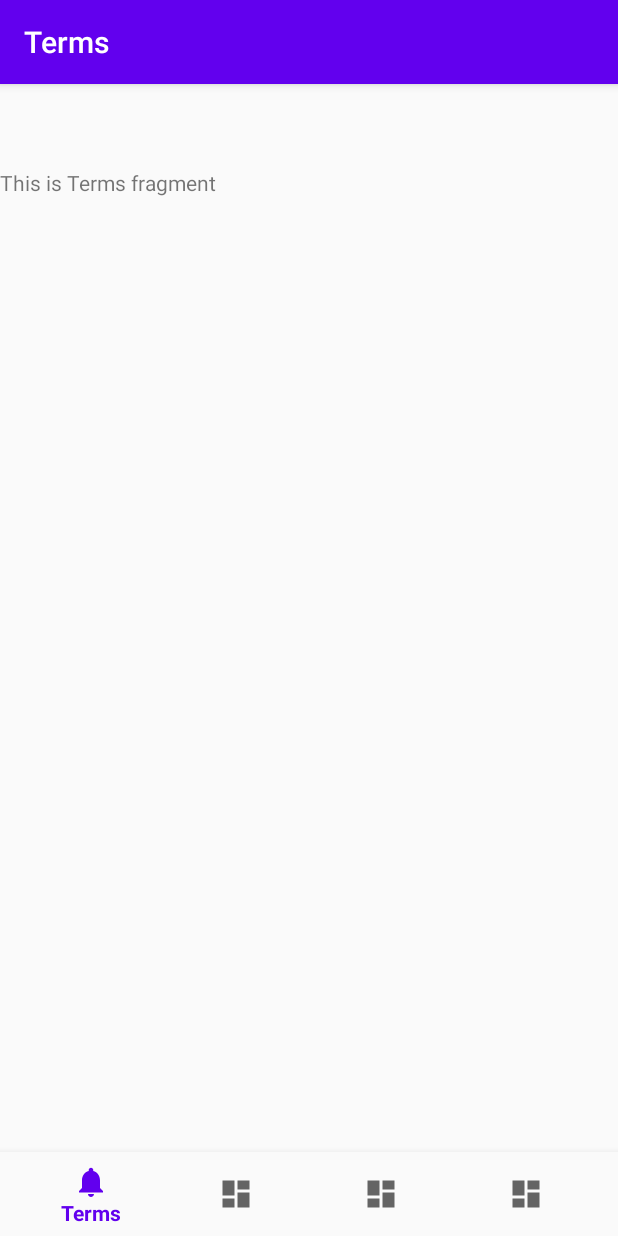
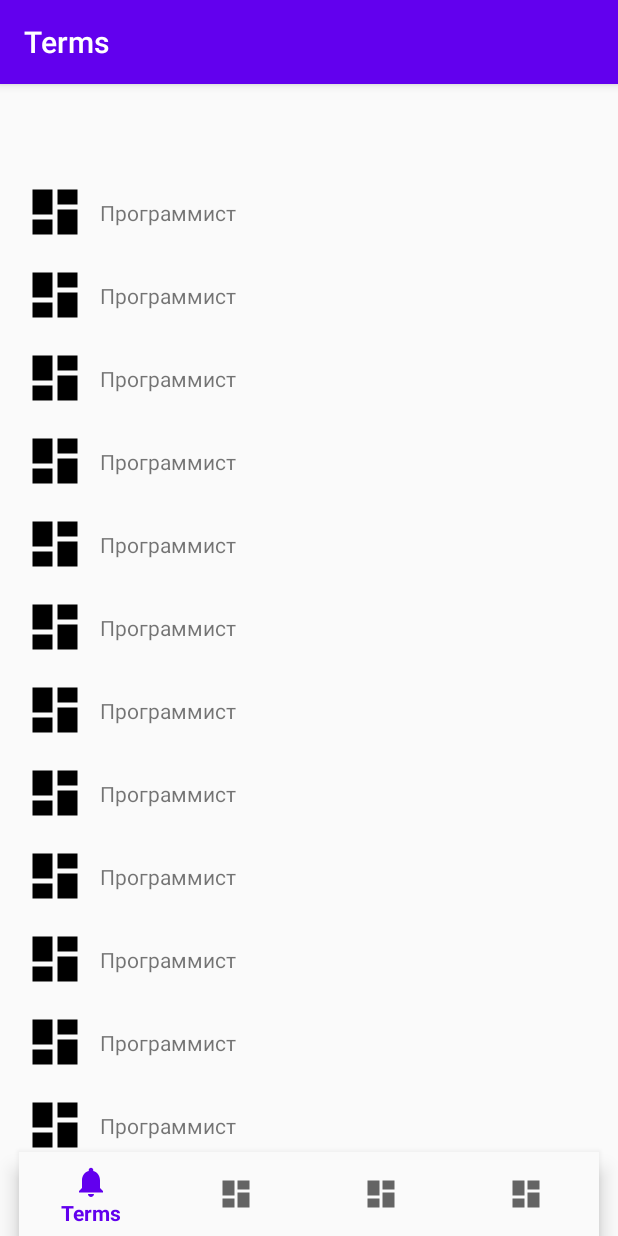
Before and after one commit to Nadezhda24/IT_English, an Android app: the screen it shows after launch (MainActivity), on a phone screen of 412 x 824 dp. Run offline under Robolectric (Android 15) with nearby library versions, the phone set to English and light mode, and no system bars; our stand-ins replace navigation-ui.

Commit message:
Создан шаблон фрагмента Term

```diff
--- a/app/build.gradle
+++ b/app/build.gradle
@@ -39,6 +39,7 @@ dependencies {
     implementation 'android.arch.navigation:navigation-fragment:1.0.0'
     implementation 'android.arch.navigation:navigation-ui:1.0.0'
     implementation 'com.android.support:design:28.0.0'
+    implementation 'com.android.support:support-v4:28.0.0'
     testImplementation 'junit:junit:4.+'
     androidTestImplementation 'com.android.support.test:runner:1.0.2'
     androidTestImplementation 'com.android.support.test.espresso:espresso-core:3.0.2'
--- /dev/null
+++ b/app/src/main/java/com/example/it_english/ui/terms/TermAdapter.java
@@ -0,0 +1,76 @@
+package com.example.it_english.ui.terms;
+
+import android.annotation.SuppressLint;
+import android.content.Context;
+import android.support.v7.widget.RecyclerView;
+import android.view.LayoutInflater;
+import android.view.View;
+import android.view.ViewGroup;
+import android.widget.FrameLayout;
+import android.widget.ImageView;
+import android.widget.TextView;
+
+import com.example.it_english.R;
+
+import java.util.List;
+
+public class TermAdapter  extends RecyclerView.Adapter<TermAdapter.ViewHolder>{
+
+
+
+    public interface OnTermClickListener{
+        void onTaskClick(Term term, int position);
+    }
+
+    private final OnTermClickListener onClickListener;
+
+
+    private final LayoutInflater inflater;
+    private final List<Term> terms;
+
+    TermAdapter(Context context, List<Term> terms, OnTermClickListener onClickListener) {
+        this.onClickListener = onClickListener;
+        this.terms = terms;
+        this.inflater = LayoutInflater.from(context);
+    }
+
+    @Override
+    public TermAdapter.ViewHolder onCreateViewHolder(ViewGroup parent, int viewType) {
+
+        View view = inflater.inflate(R.layout.template, parent, false);
+        return new ViewHolder(view);
+    }
+
+    @Override
+    public void onBindViewHolder(TermAdapter.ViewHolder holder, @SuppressLint("RecyclerView") int position) {
+        Term term = terms.get(position);
+
+        holder.Name.setText(term.getName());
+        holder.Icon.setImageResource(term.getIcon());
+
+        holder.itemView.setOnClickListener(new View.OnClickListener() {
+            @Override
+            public void onClick(View v) {
+                onClickListener.onTaskClick(term, position);
+            }
+        });
+    }
+
+    @Override
+    public int getItemCount() {
+        return terms.size();
+    }
+
+    public static class ViewHolder extends RecyclerView.ViewHolder {
+
+        final TextView Name;
+        final ImageView Icon;
+
+        ViewHolder(View view){
+            super(view);
+            Name = view.findViewById(R.id.Name);
+            Icon = view.findViewById(R.id.Icon);
+        }
+    }
+
+}
--- a/app/src/main/java/com/example/it_english/ui/terms/TermsFragment.java
+++ b/app/src/main/java/com/example/it_english/ui/terms/TermsFragment.java
@@ -2,24 +2,56 @@ package com.example.it_english.ui.terms;
 
 import android.arch.lifecycle.Observer;
 import android.arch.lifecycle.ViewModelProvider;
+import android.content.Intent;
 import android.os.Bundle;
 import android.support.annotation.NonNull;
 import android.support.annotation.Nullable;
 import android.support.v4.app.Fragment;
+import android.support.v7.widget.LinearLayoutManager;
+import android.support.v7.widget.RecyclerView;
 import android.view.LayoutInflater;
 import android.view.View;
 import android.view.ViewGroup;
 import android.widget.TextView;
+import android.widget.Toast;
 
+import com.example.it_english.R;
 import com.example.it_english.databinding.FragmentTermsBinding;
 
+import java.util.ArrayList;
+
 public class TermsFragment extends Fragment {
-    private TermsViewModel termsViewModel;
+
     private FragmentTermsBinding binding;
+    ArrayList<Term> Terms = new ArrayList<Term>();
 
     public View onCreateView(@NonNull LayoutInflater inflater,
                              ViewGroup container, Bundle savedInstanceState) {
-        termsViewModel =
+        View view = inflater.inflate(R.layout.fragment_terms, container, false);
+
+        setInitialData();
+
+        RecyclerView recyclerView = (RecyclerView) view.findViewById(R.id.List);
+        recyclerView.setLayoutManager(new LinearLayoutManager(getActivity()));
+
+
+        TermAdapter.OnTermClickListener taskClickListener = new TermAdapter.OnTermClickListener() {
+            @Override
+            public void onTaskClick(Term term, int position) {
+
+                Toast.makeText(getActivity(), "Был выбран пункт " + term.getName(),
+                        Toast.LENGTH_SHORT).show();
+            }
+        };
+
+        TermAdapter TermAdapter = new TermAdapter(getActivity(), Terms, taskClickListener);
+
+        recyclerView.setAdapter(TermAdapter);
+
+        return view;
+
+
+        /*termsViewModel =
                 new ViewModelProvider(this, new ViewModelProvider.NewInstanceFactory()).get(TermsViewModel.class);
 
         binding = FragmentTermsBinding.inflate(inflater, container, false);
@@ -32,12 +64,16 @@ public class TermsFragment extends Fragment {
                 textView.setText(s);
             }
         });
-        return root;
+        return root;*/
+
     }
 
-    @Override
-    public void onDestroyView() {
-        super.onDestroyView();
-        binding = null;
+    private void setInitialData(){
+        for (int i=0; i < 20; i++)
+        Terms.add(new Term(1, "Программист", "Программист", R.drawable.ic_dashboard_black_24dp));
+
+
     }
+
+
 }
--- a/app/src/main/res/layout/activity_main.xml
+++ b/app/src/main/res/layout/activity_main.xml
@@ -6,28 +6,27 @@
     android:layout_height="match_parent"
     android:paddingTop="?attr/actionBarSize">
 
+    <fragment
+        android:id="@+id/nav_host_fragment_activity_main"
+        android:name="androidx.navigation.fragment.NavHostFragment"
+        android:layout_width="0dp"
+        android:layout_height="0dp"
+        android:background="@color/cardview_shadow_end_color"
+        app:defaultNavHost="false"
+        app:layout_constraintBottom_toTopOf="@id/nav_view"
+        app:layout_constraintLeft_toLeftOf="parent"
+        app:layout_constraintRight_toRightOf="parent"
+        app:layout_constraintTop_toTopOf="parent"
+        app:navGraph="@navigation/mobile_navigation" />
+
     <android.support.design.widget.BottomNavigationView
         android:id="@+id/nav_view"
-        android:layout_width="0dp"
+        android:layout_width="wrap_content"
         android:layout_height="wrap_content"
-        android:layout_marginStart="0dp"
-        android:layout_marginEnd="0dp"
         android:background="?android:attr/windowBackground"
         app:layout_constraintBottom_toBottomOf="parent"
         app:layout_constraintLeft_toLeftOf="parent"
         app:layout_constraintRight_toRightOf="parent"
         app:menu="@menu/bottom_nav_menu" />
 
-    <fragment
-        android:id="@+id/nav_host_fragment_activity_main"
-        android:name="androidx.navigation.fragment.NavHostFragment"
-        android:layout_width="match_parent"
-        android:layout_height="match_parent"
-        app:defaultNavHost="true"
-        app:layout_constraintBottom_toTopOf="@id/nav_view"
-        app:layout_constraintLeft_toLeftOf="parent"
-        app:layout_constraintRight_toRightOf="parent"
-        app:layout_constraintTop_toTopOf="parent"
-        app:navGraph="@navigation/mobile_navigation" />
-
 </android.support.constraint.ConstraintLayout>
--- a/app/src/main/res/layout/fragment_terms.xml
+++ b/app/src/main/res/layout/fragment_terms.xml
@@ -1,11 +1,30 @@
 <?xml version="1.0" encoding="utf-8"?>
-<android.support.constraint.ConstraintLayout xmlns:android="http://schemas.android.com/apk/res/android"
+<FrameLayout xmlns:android="http://schemas.android.com/apk/res/android"
+    xmlns:app="http://schemas.android.com/apk/res-auto"
+    xmlns:tools="http://schemas.android.com/tools"
     android:layout_width="match_parent"
     android:layout_height="match_parent">
 
-    <TextView
-        android:id="@+id/textTerms"
-        android:layout_width="wrap_content"
-        android:layout_height="wrap_content"
-        android:text="TextView" />
-</android.support.constraint.ConstraintLayout>
+    <android.support.v4.widget.NestedScrollView
+        android:layout_width="match_parent"
+        android:layout_height="match_parent"
+        android:fillViewport="true">
+
+        <android.support.constraint.ConstraintLayout
+            android:layout_width="match_parent"
+            android:layout_height="match_parent">
+
+            <android.support.v7.widget.RecyclerView
+                android:id="@+id/List"
+                android:layout_width="0dp"
+                android:layout_height="wrap_content"
+                app:layout_constraintEnd_toEndOf="parent"
+                app:layout_constraintStart_toStartOf="parent"
+                app:layout_constraintTop_toTopOf="parent" />
+        </android.support.constraint.ConstraintLayout>
+    </android.support.v4.widget.NestedScrollView>
+
+
+
+
+</FrameLayout>
--- /dev/null
+++ b/app/src/main/res/layout/template.xml
@@ -0,0 +1,38 @@
+<?xml version="1.0" encoding="utf-8"?>
+<android.support.constraint.ConstraintLayout xmlns:android="http://schemas.android.com/apk/res/android"
+    xmlns:app="http://schemas.android.com/apk/res-auto"
+    xmlns:tools="http://schemas.android.com/tools"
+    android:layout_width="match_parent"
+    android:layout_height="wrap_content"
+    android:layout_marginStart="3dp"
+    android:layout_marginLeft="3dp"
+    android:layout_marginTop="3dp"
+    android:layout_marginEnd="3dp"
+    android:layout_marginRight="3dp"
+    android:paddingLeft="5dp"
+    android:paddingTop="2dp"
+    android:paddingRight="5dp"
+    android:paddingBottom="2dp">
+
+    <TextView
+        android:id="@+id/Name"
+        android:layout_width="wrap_content"
+        android:layout_height="wrap_content"
+        android:layout_marginStart="10dp"
+        android:text="TextView"
+        app:layout_constraintBottom_toBottomOf="@+id/Icon"
+        app:layout_constraintStart_toEndOf="@+id/Icon"
+        app:layout_constraintTop_toTopOf="@+id/Icon" />
+
+    <ImageView
+        android:id="@+id/Icon"
+        android:layout_width="40dp"
+        android:layout_height="40dp"
+        android:layout_marginStart="8dp"
+        android:layout_marginTop="4dp"
+        android:layout_marginBottom="4dp"
+        app:layout_constraintBottom_toBottomOf="parent"
+        app:layout_constraintStart_toStartOf="parent"
+        app:layout_constraintTop_toTopOf="parent"
+        tools:srcCompat="@tools:sample/avatars" />
+</android.support.constraint.ConstraintLayout>
```
